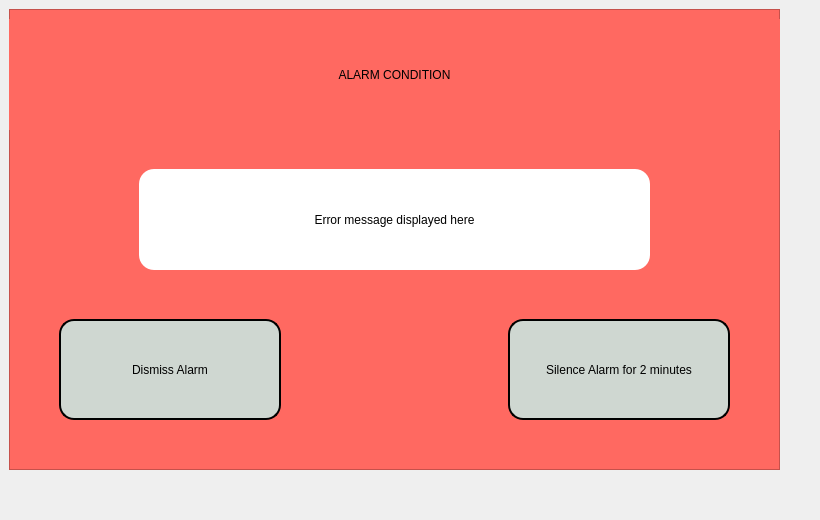
VentCU/bbwtb, file software/control_system/gui/alarm_condition.ui: the form before one commit.
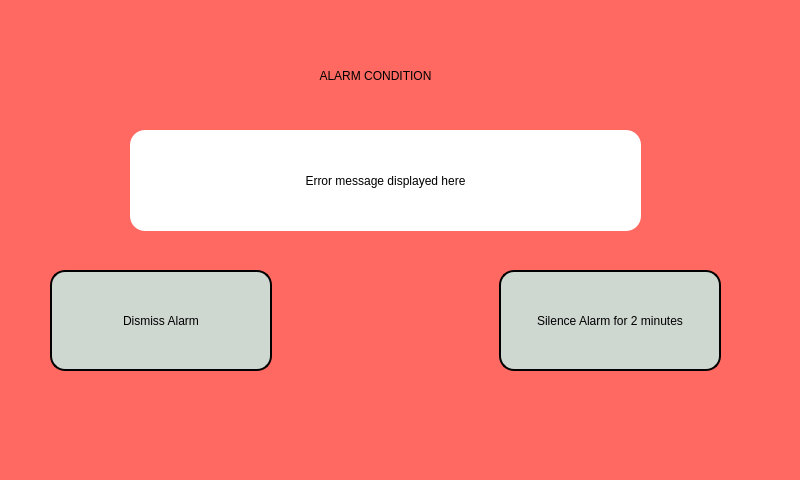
The form after the commit.

Patch:
```diff
--- a/software/control_system/gui/alarm_condition.ui
+++ b/software/control_system/gui/alarm_condition.ui
@@ -9,21 +9,45 @@
    <rect>
     <x>0</x>
     <y>0</y>
-    <width>820</width>
-    <height>520</height>
+    <width>800</width>
+    <height>480</height>
    </rect>
   </property>
+  <property name="minimumSize">
+   <size>
+    <width>800</width>
+    <height>480</height>
+   </size>
+  </property>
+  <property name="maximumSize">
+   <size>
+    <width>800</width>
+    <height>480</height>
+   </size>
+  </property>
   <property name="windowTitle">
    <string>VentCU Mock UI</string>
   </property>
   <widget class="QWidget" name="centralwidget">
+   <property name="minimumSize">
+    <size>
+     <width>800</width>
+     <height>480</height>
+    </size>
+   </property>
+   <property name="maximumSize">
+    <size>
+     <width>800</width>
+     <height>480</height>
+    </size>
+   </property>
    <widget class="QFrame" name="frame">
     <property name="geometry">
      <rect>
-      <x>9</x>
-      <y>9</y>
-      <width>771</width>
-      <height>461</height>
+      <x>-10</x>
+      <y>-20</y>
+      <width>831</width>
+      <height>511</height>
      </rect>
     </property>
     <property name="styleSheet">
@@ -39,7 +63,7 @@
      <property name="geometry">
       <rect>
        <x>0</x>
-       <y>10</y>
+       <y>40</y>
        <width>771</width>
        <height>111</height>
       </rect>
@@ -57,8 +81,8 @@
     <widget class="QWidget" name="horizontalLayoutWidget">
      <property name="geometry">
       <rect>
-       <x>50</x>
-       <y>310</y>
+       <x>60</x>
+       <y>290</y>
        <width>671</width>
        <height>101</height>
       </rect>
@@ -132,8 +156,8 @@
     <widget class="QLabel" name="error_message_label">
      <property name="geometry">
       <rect>
-       <x>130</x>
-       <y>160</y>
+       <x>140</x>
+       <y>150</y>
        <width>511</width>
        <height>101</height>
       </rect>
```
